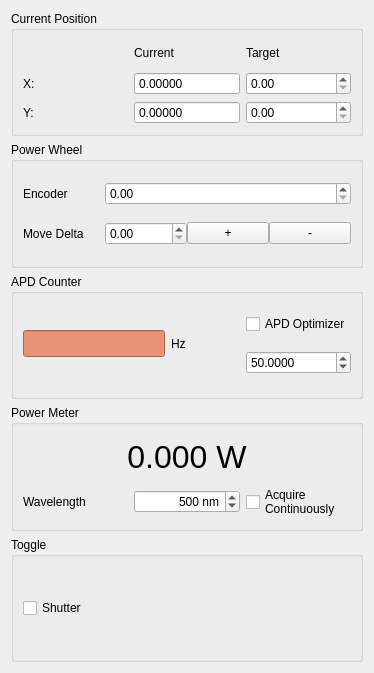
The window that df_microscope/df_sidepanel.ui (PromuInstrument/stackbot) describes before a commit, drawn with Qt 5.
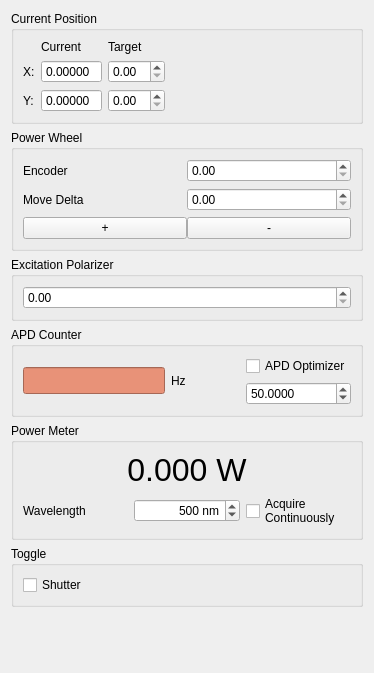
The same window after the commit.

Commit message: [df_microscope] update to use multiple servos for excitation polarization, update UI to show this

Diff of the .ui file:
```diff
--- a/df_microscope/df_sidepanel.ui
+++ b/df_microscope/df_sidepanel.ui
@@ -19,7 +19,7 @@
      <property name="title">
       <string>Current Position</string>
      </property>
-     <layout class="QGridLayout" name="gridLayout_3">
+     <layout class="QGridLayout" name="gridLayout_3" rowstretch="0,0,0" columnstretch="0,0,0,0">
       <item row="1" column="1">
        <widget class="QDoubleSpinBox" name="cx_doubleSpinBox">
         <property name="focusPolicy">
@@ -92,6 +92,19 @@
       <item row="2" column="2">
        <widget class="QDoubleSpinBox" name="target_y_doubleSpinBox"/>
       </item>
+      <item row="1" column="3">
+       <spacer name="horizontalSpacer">
+        <property name="orientation">
+         <enum>Qt::Horizontal</enum>
+        </property>
+        <property name="sizeHint" stdset="0">
+         <size>
+          <width>40</width>
+          <height>20</height>
+         </size>
+        </property>
+       </spacer>
+      </item>
      </layout>
     </widget>
    </item>
@@ -100,14 +113,34 @@
      <property name="title">
       <string>Power Wheel</string>
      </property>
-     <layout class="QGridLayout" name="gridLayout_16" columnstretch="0,0,0,0,0">
+     <layout class="QGridLayout" name="gridLayout_16" columnstretch="0,0">
       <property name="sizeConstraint">
        <enum>QLayout::SetMinimumSize</enum>
       </property>
       <property name="horizontalSpacing">
        <number>0</number>
       </property>
-      <item row="1" column="3">
+      <item row="1" column="0">
+       <widget class="QLabel" name="label_25">
+        <property name="text">
+         <string>Move Delta</string>
+        </property>
+       </widget>
+      </item>
+      <item row="1" column="1">
+       <widget class="QDoubleSpinBox" name="powerwheel_move_steps_doubleSpinBox"/>
+      </item>
+      <item row="0" column="1">
+       <widget class="QDoubleSpinBox" name="powerwheel_encoder_pos_doubleSpinBox"/>
+      </item>
+      <item row="2" column="1">
+       <widget class="QPushButton" name="powerwheel_move_bkwd_pushButton">
+        <property name="text">
+         <string>-</string>
+        </property>
+       </widget>
+      </item>
+      <item row="2" column="0">
        <widget class="QPushButton" name="powerwheel_move_fwd_pushButton">
         <property name="sizePolicy">
          <sizepolicy hsizetype="Minimum" vsizetype="Fixed">
@@ -132,27 +165,7 @@
         </property>
        </widget>
       </item>
-      <item row="1" column="2">
-       <widget class="QDoubleSpinBox" name="powerwheel_move_steps_doubleSpinBox"/>
-      </item>
-      <item row="1" column="4">
-       <widget class="QPushButton" name="powerwheel_move_bkwd_pushButton">
-        <property name="text">
-         <string>-</string>
-        </property>
-       </widget>
-      </item>
-      <item row="1" column="1">
-       <widget class="QLabel" name="label_25">
-        <property name="text">
-         <string>Move Delta</string>
-        </property>
-       </widget>
-      </item>
-      <item row="0" column="2" colspan="3">
-       <widget class="QDoubleSpinBox" name="powerwheel_encoder_pos_doubleSpinBox"/>
-      </item>
-      <item row="0" column="1">
+      <item row="0" column="0">
        <widget class="QLabel" name="label_29">
         <property name="text">
          <string>Encoder</string>
@@ -162,6 +175,18 @@
      </layout>
     </widget>
    </item>
+   <item>
+    <widget class="QGroupBox" name="groupBox_3">
+     <property name="title">
+      <string>Excitation Polarizer</string>
+     </property>
+     <layout class="QGridLayout" name="gridLayout_2">
+      <item row="0" column="0">
+       <widget class="QDoubleSpinBox" name="polarizer_pos_doubleSpinBox"/>
+      </item>
+     </layout>
+    </widget>
+   </item>
    <item>
     <widget class="QGroupBox" name="groupBox_apd">
      <property name="title">
@@ -720,6 +745,19 @@
      </layout>
     </widget>
    </item>
+   <item>
+    <spacer name="verticalSpacer">
+     <property name="orientation">
+      <enum>Qt::Vertical</enum>
+     </property>
+     <property name="sizeHint" stdset="0">
+      <size>
+       <width>20</width>
+       <height>40</height>
+      </size>
+     </property>
+    </spacer>
+   </item>
   </layout>
  </widget>
  <resources/>
```
The commit also changes 2 other files.
